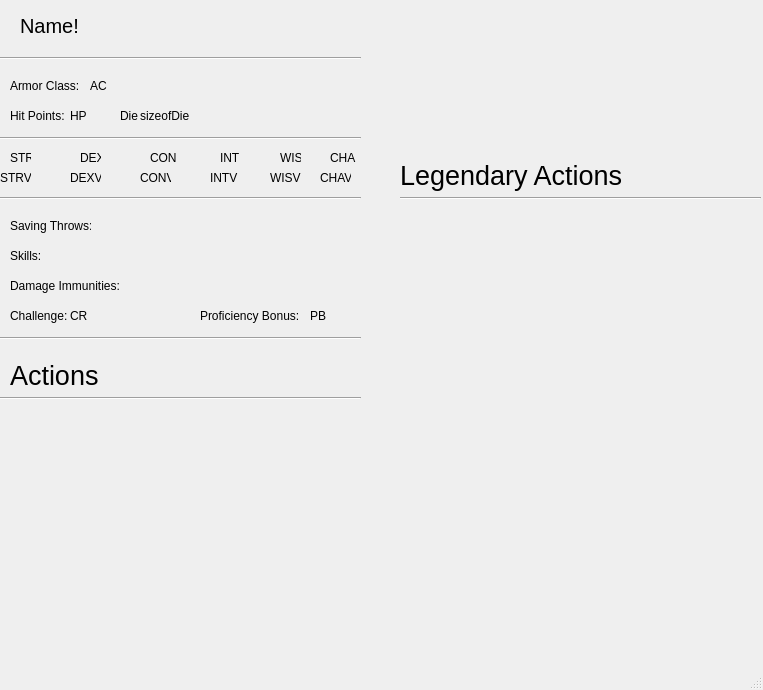
TheNephalian/Senior-Project, file UI/secondwindow.ui: the form before one commit.
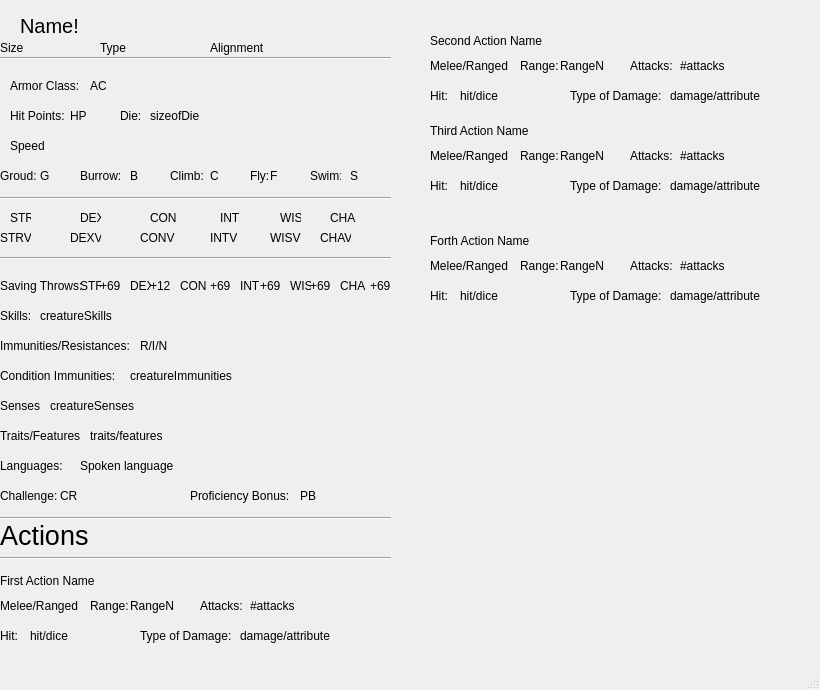
The form after the commit.

Commit message: changes for the secondwindow its updated with the creature stat block and the working main ui is mainScreen_copy3.py

Diff of the .ui file:
```diff
--- a/UI/secondwindow.ui
+++ b/UI/secondwindow.ui
@@ -6,7 +6,7 @@
    <rect>
     <x>0</x>
     <y>0</y>
-    <width>763</width>
+    <width>820</width>
     <height>690</height>
    </rect>
   </property>
@@ -37,7 +37,7 @@
      <rect>
       <x>0</x>
       <y>50</y>
-      <width>361</width>
+      <width>391</width>
       <height>16</height>
      </rect>
     </property>
@@ -101,8 +101,8 @@
     <property name="geometry">
      <rect>
       <x>0</x>
-      <y>130</y>
-      <width>361</width>
+      <y>190</y>
+      <width>391</width>
       <height>16</height>
      </rect>
     </property>
@@ -114,7 +114,7 @@
     <property name="geometry">
      <rect>
       <x>10</x>
-      <y>150</y>
+      <y>210</y>
       <width>21</width>
       <height>16</height>
      </rect>
@@ -127,7 +127,7 @@
     <property name="geometry">
      <rect>
       <x>80</x>
-      <y>150</y>
+      <y>210</y>
       <width>21</width>
       <height>16</height>
      </rect>
@@ -140,7 +140,7 @@
     <property name="geometry">
      <rect>
       <x>150</x>
-      <y>150</y>
+      <y>210</y>
       <width>31</width>
       <height>16</height>
      </rect>
@@ -153,7 +153,7 @@
     <property name="geometry">
      <rect>
       <x>220</x>
-      <y>150</y>
+      <y>210</y>
       <width>21</width>
       <height>16</height>
      </rect>
@@ -166,7 +166,7 @@
     <property name="geometry">
      <rect>
       <x>280</x>
-      <y>150</y>
+      <y>210</y>
       <width>21</width>
       <height>16</height>
      </rect>
@@ -179,7 +179,7 @@
     <property name="geometry">
      <rect>
       <x>330</x>
-      <y>150</y>
+      <y>210</y>
       <width>31</width>
       <height>16</height>
      </rect>
@@ -192,7 +192,7 @@
     <property name="geometry">
      <rect>
       <x>0</x>
-      <y>170</y>
+      <y>230</y>
       <width>31</width>
       <height>16</height>
      </rect>
@@ -205,7 +205,7 @@
     <property name="geometry">
      <rect>
       <x>70</x>
-      <y>170</y>
+      <y>230</y>
       <width>31</width>
       <height>16</height>
      </rect>
@@ -218,8 +218,8 @@
     <property name="geometry">
      <rect>
       <x>140</x>
-      <y>170</y>
-      <width>31</width>
+      <y>230</y>
+      <width>41</width>
       <height>16</height>
      </rect>
     </property>
@@ -231,7 +231,7 @@
     <property name="geometry">
      <rect>
       <x>210</x>
-      <y>170</y>
+      <y>230</y>
       <width>31</width>
       <height>16</height>
      </rect>
@@ -244,7 +244,7 @@
     <property name="geometry">
      <rect>
       <x>270</x>
-      <y>170</y>
+      <y>230</y>
       <width>31</width>
       <height>16</height>
      </rect>
@@ -257,7 +257,7 @@
     <property name="geometry">
      <rect>
       <x>320</x>
-      <y>170</y>
+      <y>230</y>
       <width>31</width>
       <height>16</height>
      </rect>
@@ -270,8 +270,8 @@
     <property name="geometry">
      <rect>
       <x>0</x>
-      <y>190</y>
-      <width>361</width>
+      <y>250</y>
+      <width>391</width>
       <height>16</height>
      </rect>
     </property>
@@ -284,18 +284,18 @@
      <rect>
       <x>120</x>
       <y>100</y>
-      <width>49</width>
+      <width>21</width>
       <height>31</height>
      </rect>
     </property>
     <property name="text">
-     <string>Die</string>
+     <string>Die:</string>
     </property>
    </widget>
    <widget class="QLabel" name="label_19">
     <property name="geometry">
      <rect>
-      <x>140</x>
+      <x>150</x>
       <y>100</y>
       <width>49</width>
       <height>31</height>
@@ -308,8 +308,8 @@
    <widget class="QLabel" name="label_20">
     <property name="geometry">
      <rect>
-      <x>10</x>
-      <y>210</y>
+      <x>0</x>
+      <y>270</y>
       <width>81</width>
       <height>31</height>
      </rect>
@@ -321,8 +321,8 @@
    <widget class="QLabel" name="label_21">
     <property name="geometry">
      <rect>
-      <x>10</x>
-      <y>240</y>
+      <x>0</x>
+      <y>300</y>
       <width>41</width>
       <height>31</height>
      </rect>
@@ -334,21 +334,21 @@
    <widget class="QLabel" name="label_22">
     <property name="geometry">
      <rect>
-      <x>10</x>
-      <y>270</y>
-      <width>121</width>
+      <x>0</x>
+      <y>330</y>
+      <width>131</width>
       <height>31</height>
      </rect>
     </property>
     <property name="text">
-     <string>Damage Immunities:</string>
+     <string>Immunities/Resistances:</string>
     </property>
    </widget>
    <widget class="QLabel" name="label_23">
     <property name="geometry">
      <rect>
-      <x>10</x>
-      <y>300</y>
+      <x>0</x>
+      <y>480</y>
       <width>61</width>
       <height>31</height>
      </rect>
@@ -360,8 +360,8 @@
    <widget class="QLabel" name="label_24">
     <property name="geometry">
      <rect>
-      <x>70</x>
-      <y>300</y>
+      <x>60</x>
+      <y>480</y>
       <width>31</width>
       <height>31</height>
      </rect>
@@ -373,8 +373,8 @@
    <widget class="QLabel" name="label_25">
     <property name="geometry">
      <rect>
-      <x>200</x>
-      <y>300</y>
+      <x>190</x>
+      <y>480</y>
       <width>101</width>
       <height>31</height>
      </rect>
@@ -386,8 +386,8 @@
    <widget class="QLabel" name="label_26">
     <property name="geometry">
      <rect>
-      <x>310</x>
-      <y>300</y>
+      <x>300</x>
+      <y>480</y>
       <width>31</width>
       <height>31</height>
      </rect>
@@ -400,8 +400,8 @@
     <property name="geometry">
      <rect>
       <x>0</x>
-      <y>330</y>
-      <width>361</width>
+      <y>510</y>
+      <width>391</width>
       <height>16</height>
      </rect>
     </property>
@@ -412,8 +412,8 @@
    <widget class="QLabel" name="label_27">
     <property name="geometry">
      <rect>
-      <x>10</x>
-      <y>360</y>
+      <x>0</x>
+      <y>520</y>
       <width>101</width>
       <height>31</height>
      </rect>
@@ -429,45 +429,12 @@
      <string>Actions</string>
     </property>
    </widget>
-   <widget class="Line" name="line_5">
-    <property name="geometry">
-     <rect>
-      <x>0</x>
-      <y>390</y>
-      <width>361</width>
-      <height>16</height>
-     </rect>
-    </property>
-    <property name="orientation">
-     <enum>Qt::Horizontal</enum>
-    </property>
-   </widget>
-   <widget class="QLabel" name="label_28">
-    <property name="geometry">
-     <rect>
-      <x>400</x>
-      <y>150</y>
-      <width>231</width>
-      <height>51</height>
-     </rect>
-    </property>
-    <property name="font">
-     <font>
-      <pointsize>20</pointsize>
-      <bold>false</bold>
-      <kerning>true</kerning>
-     </font>
-    </property>
-    <property name="text">
-     <string>Legendary Actions</string>
-    </property>
-   </widget>
    <widget class="Line" name="line_6">
     <property name="geometry">
      <rect>
-      <x>400</x>
-      <y>190</y>
-      <width>361</width>
+      <x>0</x>
+      <y>550</y>
+      <width>391</width>
       <height>16</height>
      </rect>
     </property>
@@ -475,6 +442,994 @@
      <enum>Qt::Horizontal</enum>
     </property>
    </widget>
+   <widget class="QLabel" name="label_28">
+    <property name="geometry">
+     <rect>
+      <x>0</x>
+      <y>40</y>
+      <width>101</width>
+      <height>16</height>
+     </rect>
+    </property>
+    <property name="text">
+     <string>Size</string>
+    </property>
+   </widget>
+   <widget class="QLabel" name="label_29">
+    <property name="geometry">
+     <rect>
+      <x>210</x>
+      <y>40</y>
+      <width>151</width>
+      <height>16</height>
+     </rect>
+    </property>
+    <property name="text">
+     <string>Alignment</string>
+    </property>
+   </widget>
+   <widget class="QLabel" name="label_30">
+    <property name="geometry">
+     <rect>
+      <x>100</x>
+      <y>40</y>
+      <width>101</width>
+      <height>16</height>
+     </rect>
+    </property>
+    <property name="text">
+     <string>Type</string>
+    </property>
+   </widget>
+   <widget class="QLabel" name="label_31">
+    <property name="geometry">
+     <rect>
+      <x>0</x>
+      <y>450</y>
+      <width>71</width>
+      <height>31</height>
+     </rect>
+    </property>
+    <property name="text">
+     <string>Languages:</string>
+    </property>
+   </widget>
+   <widget class="QLabel" name="label_32">
+    <property name="geometry">
+     <rect>
+      <x>80</x>
+      <y>450</y>
+      <width>301</width>
+      <height>31</height>
+     </rect>
+    </property>
+    <property name="text">
+     <string>Spoken language</string>
+    </property>
+   </widget>
+   <widget class="QLabel" name="label_33">
+    <property name="geometry">
+     <rect>
+      <x>140</x>
+      <y>330</y>
+      <width>111</width>
+      <height>31</height>
+     </rect>
+    </property>
+    <property name="text">
+     <string>R/I/N</string>
+    </property>
+   </widget>
+   <widget class="QLabel" name="label_34">
+    <property name="geometry">
+     <rect>
+      <x>40</x>
+      <y>300</y>
+      <width>341</width>
+      <height>31</height>
+     </rect>
+    </property>
+    <property name="text">
+     <string>creatureSkills</string>
+    </property>
+   </widget>
+   <widget class="QLabel" name="label_35">
+    <property name="geometry">
+     <rect>
+      <x>240</x>
+      <y>270</y>
+      <width>21</width>
+      <height>31</height>
+     </rect>
+    </property>
+    <property name="text">
+     <string>INT</string>
+    </property>
+   </widget>
+   <widget class="QLabel" name="label_36">
+    <property name="geometry">
+     <rect>
+      <x>130</x>
+      <y>270</y>
+      <width>21</width>
+      <height>31</height>
+     </rect>
+    </property>
+    <property name="text">
+     <string>DEX</string>
+    </property>
+   </widget>
+   <widget class="QLabel" name="label_37">
+    <property name="geometry">
+     <rect>
+      <x>180</x>
+      <y>270</y>
+      <width>31</width>
+      <height>31</height>
+     </rect>
+    </property>
+    <property name="text">
+     <string>CON</string>
+    </property>
+   </widget>
+   <widget class="QLabel" name="label_38">
+    <property name="geometry">
+     <rect>
+      <x>80</x>
+      <y>270</y>
+      <width>21</width>
+      <height>31</height>
+     </rect>
+    </property>
+    <property name="text">
+     <string>STR</string>
+    </property>
+   </widget>
+   <widget class="QLabel" name="label_39">
+    <property name="geometry">
+     <rect>
+      <x>340</x>
+      <y>275</y>
+      <width>31</width>
+      <height>21</height>
+     </rect>
+    </property>
+    <property name="text">
+     <string>CHA</string>
+    </property>
+   </widget>
+   <widget class="QLabel" name="label_40">
+    <property name="geometry">
+     <rect>
+      <x>290</x>
+      <y>270</y>
+      <width>21</width>
+      <height>31</height>
+     </rect>
+    </property>
+    <property name="text">
+     <string>WIS</string>
+    </property>
+   </widget>
+   <widget class="QLabel" name="label_41">
+    <property name="geometry">
+     <rect>
+      <x>100</x>
+      <y>270</y>
+      <width>31</width>
+      <height>31</height>
+     </rect>
+    </property>
+    <property name="text">
+     <string>+69</string>
+    </property>
+   </widget>
+   <widget class="QLabel" name="label_42">
+    <property name="geometry">
+     <rect>
+      <x>150</x>
+      <y>270</y>
+      <width>31</width>
+      <height>31</height>
+     </rect>
+    </property>
+    <property name="text">
+     <string>+12</string>
+    </property>
+   </widget>
+   <widget class="QLabel" name="label_43">
+    <property name="geometry">
+     <rect>
+      <x>210</x>
+      <y>270</y>
+      <width>31</width>
+      <height>31</height>
+     </rect>
+    </property>
+    <property name="text">
+     <string>+69</string>
+    </property>
+   </widget>
+   <widget class="QLabel" name="label_44">
+    <property name="geometry">
+     <rect>
+      <x>260</x>
+      <y>270</y>
+      <width>31</width>
+      <height>31</height>
+     </rect>
+    </property>
+    <property name="text">
+     <string>+69</string>
+    </property>
+   </widget>
+   <widget class="QLabel" name="label_45">
+    <property name="geometry">
+     <rect>
+      <x>310</x>
+      <y>270</y>
+      <width>31</width>
+      <height>31</height>
+     </rect>
+    </property>
+    <property name="text">
+     <string>+69</string>
+    </property>
+   </widget>
+   <widget class="QLabel" name="label_46">
+    <property name="geometry">
+     <rect>
+      <x>370</x>
+      <y>270</y>
+      <width>31</width>
+      <height>31</height>
+     </rect>
+    </property>
+    <property name="text">
+     <string>+69</string>
+    </property>
+   </widget>
+   <widget class="QLabel" name="label_47">
+    <property name="geometry">
+     <rect>
+      <x>0</x>
+      <y>565</y>
+      <width>161</width>
+      <height>31</height>
+     </rect>
+    </property>
+    <property name="text">
+     <string>First Action Name</string>
+    </property>
+   </widget>
+   <widget class="QLabel" name="label_48">
+    <property name="geometry">
+     <rect>
+      <x>0</x>
+      <y>590</y>
+      <width>81</width>
+      <height>31</height>
+     </rect>
+    </property>
+    <property name="text">
+     <string>Melee/Ranged</string>
+    </property>
+   </widget>
+   <widget class="QLabel" name="label_51">
+    <property name="geometry">
+     <rect>
+      <x>90</x>
+      <y>590</y>
+      <width>41</width>
+      <height>31</height>
+     </rect>
+    </property>
+    <property name="text">
+     <string>Range: </string>
+    </property>
+   </widget>
+   <widget class="QLabel" name="label_52">
+    <property name="geometry">
+     <rect>
+      <x>130</x>
+      <y>590</y>
+      <width>51</width>
+      <height>31</height>
+     </rect>
+    </property>
+    <property name="text">
+     <string>RangeN</string>
+    </property>
+   </widget>
+   <widget class="QLabel" name="label_54">
+    <property name="geometry">
+     <rect>
+      <x>200</x>
+      <y>590</y>
+      <width>51</width>
+      <height>31</height>
+     </rect>
+    </property>
+    <property name="text">
+     <string>Attacks: </string>
+    </property>
+   </widget>
+   <widget class="QLabel" name="label_55">
+    <property name="geometry">
+     <rect>
+      <x>250</x>
+      <y>590</y>
+      <width>51</width>
+      <height>31</height>
+     </rect>
+    </property>
+    <property name="text">
+     <string>#attacks</string>
+    </property>
+   </widget>
+   <widget class="QLabel" name="label_56">
+    <property name="geometry">
+     <rect>
+      <x>0</x>
+      <y>620</y>
+      <width>21</width>
+      <height>31</height>
+     </rect>
+    </property>
+    <property name="text">
+     <string>Hit:</string>
+    </property>
+   </widget>
+   <widget class="QLabel" name="label_57">
+    <property name="geometry">
+     <rect>
+      <x>30</x>
+      <y>620</y>
+      <width>101</width>
+      <height>31</height>
+     </rect>
+    </property>
+    <property name="text">
+     <string>hit/dice</string>
+    </property>
+   </widget>
+   <widget class="QLabel" name="label_58">
+    <property name="geometry">
+     <rect>
+      <x>140</x>
+      <y>620</y>
+      <width>91</width>
+      <height>31</height>
+     </rect>
+    </property>
+    <property name="text">
+     <string>Type of Damage:</string>
+    </property>
+   </widget>
+   <widget class="QLabel" name="label_60">
+    <property name="geometry">
+     <rect>
+      <x>240</x>
+      <y>620</y>
+      <width>141</width>
+      <height>31</height>
+     </rect>
+    </property>
+    <property name="text">
+     <string>damage/attribute</string>
+    </property>
+   </widget>
+   <widget class="QLabel" name="label_61">
+    <property name="geometry">
+     <rect>
+      <x>680</x>
+      <y>50</y>
+      <width>51</width>
+      <height>31</height>
+     </rect>
+    </property>
+    <property name="text">
+     <string>#attacks</string>
+    </property>
+   </widget>
+   <widget class="QLabel" name="label_62">
+    <property name="geometry">
+     <rect>
+      <x>560</x>
+      <y>50</y>
+      <width>51</width>
+      <height>31</height>
+     </rect>
+    </property>
+    <property name="text">
+     <string>RangeN</string>
+    </property>
+   </widget>
+   <widget class="QLabel" name="label_63">
+    <property name="geometry">
+     <rect>
+      <x>670</x>
+      <y>80</y>
+      <width>141</width>
+      <height>31</height>
+     </rect>
+    </property>
+    <property name="text">
+     <string>damage/attribute</string>
+    </property>
+   </widget>
+   <widget class="QLabel" name="label_64">
+    <property name="geometry">
+     <rect>
+      <x>430</x>
+      <y>80</y>
+      <width>21</width>
+      <height>31</height>
+     </rect>
+    </property>
+    <property name="text">
+     <string>Hit:</string>
+    </property>
+   </widget>
+   <widget class="QLabel" name="label_65">
+    <property name="geometry">
+     <rect>
+      <x>460</x>
+      <y>80</y>
+      <width>101</width>
+      <height>31</height>
+     </rect>
+    </property>
+    <property name="text">
+     <string>hit/dice</string>
+    </property>
+   </widget>
+   <widget class="QLabel" name="label_66">
+    <property name="geometry">
+     <rect>
+      <x>630</x>
+      <y>50</y>
+      <width>51</width>
+      <height>31</height>
+     </rect>
+    </property>
+    <property name="text">
+     <string>Attacks: </string>
+    </property>
+   </widget>
+   <widget class="QLabel" name="label_68">
+    <property name="geometry">
+     <rect>
+      <x>430</x>
+      <y>25</y>
+      <width>161</width>
+      <height>31</height>
+     </rect>
+    </property>
+    <property name="text">
+     <string>Second Action Name</string>
+    </property>
+   </widget>
+   <widget class="QLabel" name="label_69">
+    <property name="geometry">
+     <rect>
+      <x>430</x>
+      <y>50</y>
+      <width>81</width>
+      <height>31</height>
+     </rect>
+    </property>
+    <property name="text">
+     <string>Melee/Ranged</string>
+    </property>
+   </widget>
+   <widget class="QLabel" name="label_70">
+    <property name="geometry">
+     <rect>
+      <x>570</x>
+      <y>80</y>
+      <width>91</width>
+      <height>31</height>
+     </rect>
+    </property>
+    <property name="text">
+     <string>Type of Damage:</string>
+    </property>
+   </widget>
+   <widget class="QLabel" name="label_71">
+    <property name="geometry">
+     <rect>
+      <x>520</x>
+      <y>50</y>
+      <width>41</width>
+      <height>31</height>
+     </rect>
+    </property>
+    <property name="text">
+     <string>Range: </string>
+    </property>
+   </widget>
+   <widget class="QLabel" name="label_59">
+    <property name="geometry">
+     <rect>
+      <x>680</x>
+      <y>140</y>
+      <width>51</width>
+      <height>31</height>
+     </rect>
+    </property>
+    <property name="text">
+     <string>#attacks</string>
+    </property>
+   </widget>
+   <widget class="QLabel" name="label_72">
+    <property name="geometry">
+     <rect>
+      <x>560</x>
+      <y>140</y>
+      <width>51</width>
+      <height>31</height>
+     </rect>
+    </property>
+    <property name="text">
+     <string>RangeN</string>
+    </property>
+   </widget>
+   <widget class="QLabel" name="label_73">
+    <property name="geometry">
+     <rect>
+      <x>670</x>
+      <y>170</y>
+      <width>141</width>
+      <height>31</height>
+     </rect>
+    </property>
+    <property name="text">
+     <string>damage/attribute</string>
+    </property>
+   </widget>
+   <widget class="QLabel" name="label_74">
+    <property name="geometry">
+     <rect>
+      <x>430</x>
+      <y>170</y>
+      <width>21</width>
+      <height>31</height>
+     </rect>
+    </property>
+    <property name="text">
+     <string>Hit:</string>
+    </property>
+   </widget>
+   <widget class="QLabel" name="label_75">
+    <property name="geometry">
+     <rect>
+      <x>460</x>
+      <y>170</y>
+      <width>101</width>
+      <height>31</height>
+     </rect>
+    </property>
+    <property name="text">
+     <string>hit/dice</string>
+    </property>
+   </widget>
+   <widget class="QLabel" name="label_76">
+    <property name="geometry">
+     <rect>
+      <x>630</x>
+      <y>140</y>
+      <width>51</width>
+      <height>31</height>
+     </rect>
+    </property>
+    <property name="text">
+     <string>Attacks: </string>
+    </property>
+   </widget>
+   <widget class="QLabel" name="label_49">
+    <property name="geometry">
+     <rect>
+      <x>430</x>
+      <y>115</y>
+      <width>161</width>
+      <height>31</height>
+     </rect>
+    </property>
+    <property name="text">
+     <string>Third Action Name</string>
+    </property>
+   </widget>
+   <widget class="QLabel" name="label_50">
+    <property name="geometry">
+     <rect>
+      <x>430</x>
+      <y>140</y>
+      <width>81</width>
+      <height>31</height>
+     </rect>
+    </property>
+    <property name="text">
+     <string>Melee/Ranged</string>
+    </property>
+   </widget>
+   <widget class="QLabel" name="label_78">
+    <property name="geometry">
+     <rect>
+      <x>570</x>
+      <y>170</y>
+      <width>91</width>
+      <height>31</height>
+     </rect>
+    </property>
+    <property name="text">
+     <string>Type of Damage:</string>
+    </property>
+   </widget>
+   <widget class="QLabel" name="label_79">
+    <property name="geometry">
+     <rect>
+      <x>520</x>
+      <y>140</y>
+      <width>41</width>
+      <height>31</height>
+     </rect>
+    </property>
+    <property name="text">
+     <string>Range: </string>
+    </property>
+   </widget>
+   <widget class="QLabel" name="label_80">
+    <property name="geometry">
+     <rect>
+      <x>680</x>
+      <y>250</y>
+      <width>51</width>
+      <height>31</height>
+     </rect>
+    </property>
+    <property name="text">
+     <string>#attacks</string>
+    </property>
+   </widget>
+   <widget class="QLabel" name="label_81">
+    <property name="geometry">
+     <rect>
+      <x>560</x>
+      <y>250</y>
+      <width>51</width>
+      <height>31</height>
+     </rect>
+    </property>
+    <property name="text">
+     <string>RangeN</string>
+    </property>
+   </widget>
+   <widget class="QLabel" name="label_82">
+    <property name="geometry">
+     <rect>
+      <x>670</x>
+      <y>280</y>
+      <width>141</width>
+      <height>31</height>
+     </rect>
+    </property>
+    <property name="text">
+     <string>damage/attribute</string>
+    </property>
+   </widget>
+   <widget class="QLabel" name="label_83">
+    <property name="geometry">
+     <rect>
+      <x>430</x>
+      <y>280</y>
+      <width>21</width>
+      <height>31</height>
+     </rect>
+    </property>
+    <property name="text">
+     <string>Hit:</string>
+    </property>
+   </widget>
+   <widget class="QLabel" name="label_84">
+    <property name="geometry">
+     <rect>
+      <x>460</x>
+      <y>280</y>
+      <width>101</width>
+      <height>31</height>
+     </rect>
+    </property>
+    <property name="text">
+     <string>hit/dice</string>
+    </property>
+   </widget>
+   <widget class="QLabel" name="label_85">
+    <property name="geometry">
+     <rect>
+      <x>630</x>
+      <y>250</y>
+      <width>51</width>
+      <height>31</height>
+     </rect>
+    </property>
+    <property name="text">
+     <string>Attacks: </string>
+    </property>
+   </widget>
+   <widget class="QLabel" name="label_87">
+    <property name="geometry">
+     <rect>
+      <x>430</x>
+      <y>225</y>
+      <width>161</width>
+      <height>31</height>
+     </rect>
+    </property>
+    <property name="text">
+     <string>Forth Action Name</string>
+    </property>
+   </widget>
+   <widget class="QLabel" name="label_88">
+    <property name="geometry">
+     <rect>
+      <x>430</x>
+      <y>250</y>
+      <width>81</width>
+      <height>31</height>
+     </rect>
+    </property>
+    <property name="text">
+     <string>Melee/Ranged</string>
+    </property>
+   </widget>
+   <widget class="QLabel" name="label_89">
+    <property name="geometry">
+     <rect>
+      <x>570</x>
+      <y>280</y>
+      <width>91</width>
+      <height>31</height>
+     </rect>
+    </property>
+    <property name="text">
+     <string>Type of Damage:</string>
+    </property>
+   </widget>
+   <widget class="QLabel" name="label_90">
+    <property name="geometry">
+     <rect>
+      <x>520</x>
+      <y>250</y>
+      <width>41</width>
+      <height>31</height>
+     </rect>
+    </property>
+    <property name="text">
+     <string>Range: </string>
+    </property>
+   </widget>
+   <widget class="QLabel" name="label_91">
+    <property name="geometry">
+     <rect>
+      <x>10</x>
+      <y>130</y>
+      <width>41</width>
+      <height>31</height>
+     </rect>
+    </property>
+    <property name="text">
+     <string>Speed</string>
+    </property>
+   </widget>
+   <widget class="QLabel" name="label_92">
+    <property name="geometry">
+     <rect>
+      <x>0</x>
+      <y>160</y>
+      <width>41</width>
+      <height>31</height>
+     </rect>
+    </property>
+    <property name="text">
+     <string>Groud: </string>
+    </property>
+   </widget>
+   <widget class="QLabel" name="label_93">
+    <property name="geometry">
+     <rect>
+      <x>40</x>
+      <y>160</y>
+      <width>31</width>
+      <height>31</height>
+     </rect>
+    </property>
+    <property name="text">
+     <string>G</string>
+    </property>
+   </widget>
+   <widget class="QLabel" name="label_94">
+    <property name="geometry">
+     <rect>
+      <x>130</x>
+      <y>160</y>
+      <width>31</width>
+      <height>31</height>
+     </rect>
+    </property>
+    <property name="text">
+     <string>B</string>
+    </property>
+   </widget>
+   <widget class="QLabel" name="label_95">
+    <property name="geometry">
+     <rect>
+      <x>80</x>
+      <y>160</y>
+      <width>41</width>
+      <height>31</height>
+     </rect>
+    </property>
+    <property name="text">
+     <string>Burrow:</string>
+    </property>
+   </widget>
+   <widget class="QLabel" name="label_96">
+    <property name="geometry">
+     <rect>
+      <x>170</x>
+      <y>160</y>
+      <width>41</width>
+      <height>31</height>
+     </rect>
+    </property>
+    <property name="text">
+     <string>Climb:</string>
+    </property>
+   </widget>
+   <widget class="QLabel" name="label_97">
+    <property name="geometry">
+     <rect>
+      <x>210</x>
+      <y>160</y>
+      <width>31</width>
+      <height>31</height>
+     </rect>
+    </property>
+    <property name="text">
+     <string>C</string>
+    </property>
+   </widget>
+   <widget class="QLabel" name="label_98">
+    <property name="geometry">
+     <rect>
+      <x>250</x>
+      <y>160</y>
+      <width>21</width>
+      <height>31</height>
+     </rect>
+    </property>
+    <property name="text">
+     <string>Fly:</string>
+    </property>
+   </widget>
+   <widget class="QLabel" name="label_99">
+    <property name="geometry">
+     <rect>
+      <x>270</x>
+      <y>160</y>
+      <width>31</width>
+      <height>31</height>
+     </rect>
+    </property>
+    <property name="text">
+     <string>F</string>
+    </property>
+   </widget>
+   <widget class="QLabel" name="label_100">
+    <property name="geometry">
+     <rect>
+      <x>310</x>
+      <y>160</y>
+      <width>31</width>
+      <height>31</height>
+     </rect>
+    </property>
+    <property name="text">
+     <string>Swim:</string>
+    </property>
+   </widget>
+   <widget class="QLabel" name="label_101">
+    <property name="geometry">
+     <rect>
+      <x>350</x>
+      <y>160</y>
+      <width>41</width>
+      <height>31</height>
+     </rect>
+    </property>
+    <property name="text">
+     <string>S</string>
+    </property>
+   </widget>
+   <widget class="QLabel" name="label_102">
+    <property name="geometry">
+     <rect>
+      <x>0</x>
+      <y>390</y>
+      <width>41</width>
+      <height>31</height>
+     </rect>
+    </property>
+    <property name="text">
+     <string>Senses: </string>
+    </property>
+   </widget>
+   <widget class="QLabel" name="label_103">
+    <property name="geometry">
+     <rect>
+      <x>50</x>
+      <y>390</y>
+      <width>341</width>
+      <height>31</height>
+     </rect>
+    </property>
+    <property name="text">
+     <string>creatureSenses</string>
+    </property>
+   </widget>
+   <widget class="QLabel" name="label_104">
+    <property name="geometry">
+     <rect>
+      <x>0</x>
+      <y>420</y>
+      <width>81</width>
+      <height>31</height>
+     </rect>
+    </property>
+    <property name="text">
+     <string>Traits/Features:</string>
+    </property>
+   </widget>
+   <widget class="QLabel" name="label_105">
+    <property name="geometry">
+     <rect>
+      <x>90</x>
+      <y>420</y>
+      <width>301</width>
+      <height>31</height>
+     </rect>
+    </property>
+    <property name="text">
+     <string>traits/features</string>
+    </property>
+   </widget>
+   <widget class="QLabel" name="label_106">
+    <property name="geometry">
+     <rect>
+      <x>0</x>
+      <y>360</y>
+      <width>121</width>
+      <height>31</height>
+     </rect>
+    </property>
+    <property name="text">
+     <string>Condition Immunities:</string>
+    </property>
+   </widget>
+   <widget class="QLabel" name="label_107">
+    <property name="geometry">
+     <rect>
+      <x>130</x>
+      <y>360</y>
+      <width>261</width>
+      <height>31</height>
+     </rect>
+    </property>
+    <property name="text">
+     <string>creatureImmunities</string>
+    </property>
+   </widget>
   </widget>
   <widget class="QMenuBar" name="menubar">
    <property name="geometry">
```
Left out of the diff: 2 changed lines with no effect on the pictures. The commit also changes 7 other files.
